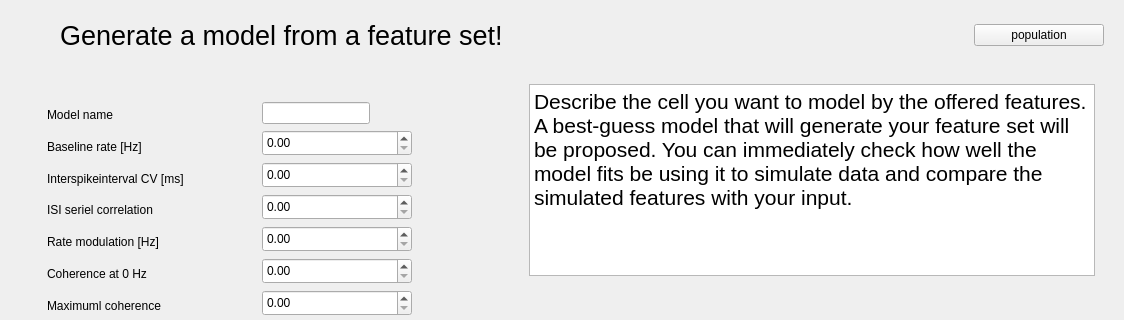
Qt form ampullary_ui/ui/modelgenerator.ui (bendalab/ampullarymodel) before a commit; both pictures show x 0 to 1124 and y 0 to 320 of the 1124 by 872 pixel window.
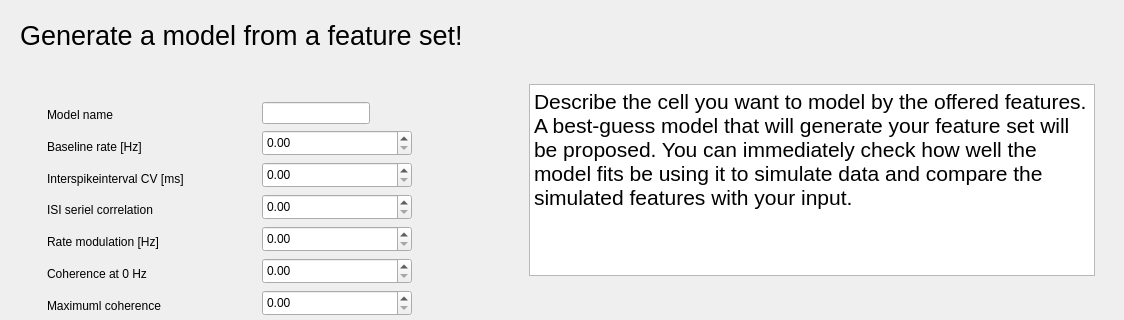
The same form after that commit.

Commit message: [model generator] tiny fixes, remove population button

Diff of the .ui file:
```diff
--- a/ampullary_ui/ui/modelgenerator.ui
+++ b/ampullary_ui/ui/modelgenerator.ui
@@ -16,7 +16,22 @@
   <layout class="QVBoxLayout" name="verticalLayout">
    <item>
     <widget class="QWidget" name="cm_header" native="true">
-     <layout class="QHBoxLayout" name="horizontalLayout_7" stretch="0,1,0">
+     <layout class="QHBoxLayout" name="horizontalLayout_7" stretch="1,0">
+      <item>
+       <widget class="QLabel" name="cm_title">
+        <property name="font">
+         <font>
+          <pointsize>20</pointsize>
+         </font>
+        </property>
+        <property name="text">
+         <string>Generate a model from a feature set!</string>
+        </property>
+        <property name="role" stdset="0">
+         <string>title</string>
+        </property>
+       </widget>
+      </item>
       <item>
        <spacer name="horizontalSpacer_5">
         <property name="orientation">
@@ -33,46 +48,6 @@
         </property>
        </spacer>
       </item>
-      <item>
-       <widget class="QLabel" name="cm_title">
-        <property name="font">
-         <font>
-          <pointsize>20</pointsize>
-         </font>
-        </property>
-        <property name="text">
-         <string>Generate a model from a feature set!</string>
-        </property>
-        <property name="role" stdset="0">
-         <string>title</string>
-        </property>
-       </widget>
-      </item>
-      <item>
-       <widget class="QPushButton" name="btn_population">
-        <property name="sizePolicy">
-         <sizepolicy hsizetype="Fixed" vsizetype="Fixed">
-          <horstretch>0</horstretch>
-          <verstretch>0</verstretch>
-         </sizepolicy>
-        </property>
-        <property name="minimumSize">
-         <size>
-          <width>130</width>
-          <height>0</height>
-         </size>
-        </property>
-        <property name="maximumSize">
-         <size>
-          <width>130</width>
-          <height>16777215</height>
-         </size>
-        </property>
-        <property name="text">
-         <string>population</string>
-        </property>
-       </widget>
-      </item>
      </layout>
     </widget>
    </item>
```
The commit also changes 1 other file.
